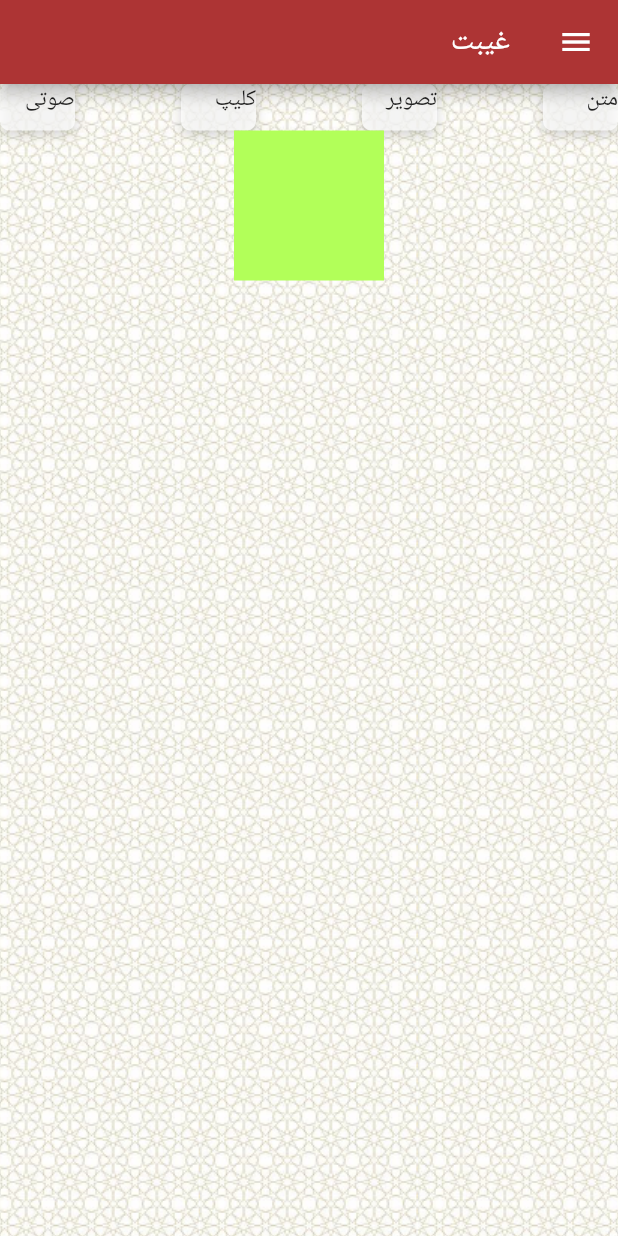
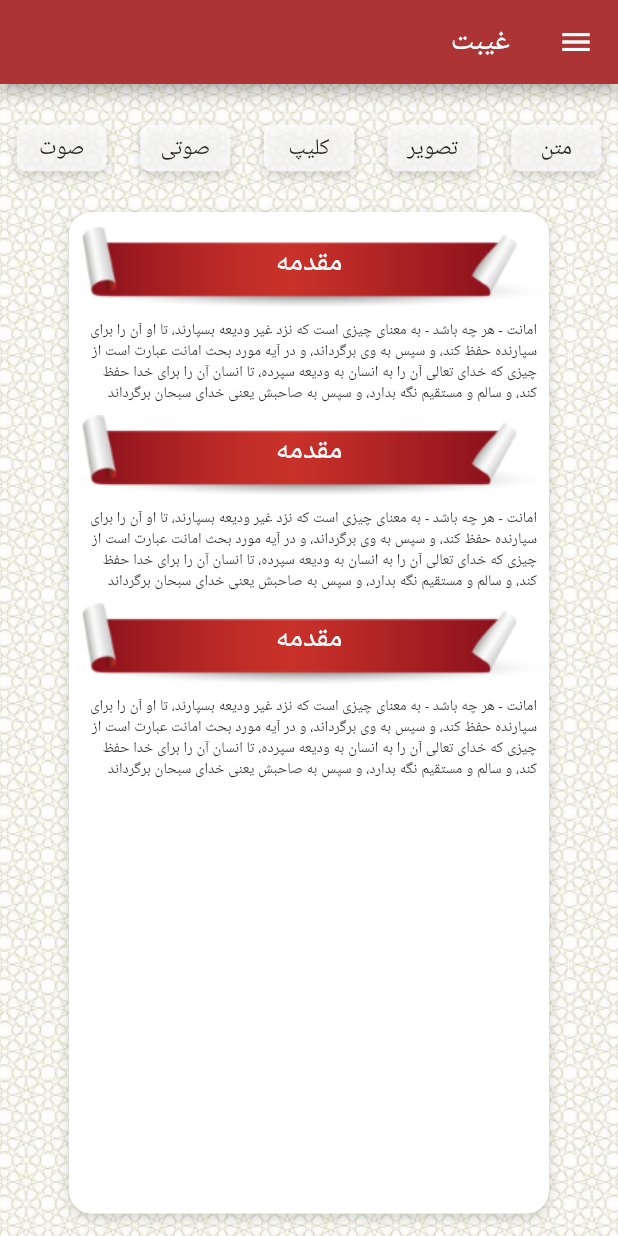
Before and after one commit to F-anjom/flutter_proje, a Flutter app: the screen it shows after launch, on a phone screen of 412 x 824 dp. Run offline on Flutter 3.47's test engine with Material 2 defaults, Android fonts, the phone set to English and light mode, and no system bars.

Commit message:
طراحی صفخه ی متن

```diff
--- a/lib/MatnPage.dart
+++ b/lib/MatnPage.dart
@@ -35,43 +35,126 @@ class MatnPage extends StatelessWidget {
                 ),
                 Column(
                   children: [
-                    Row(
-                      mainAxisAlignment: MainAxisAlignment.spaceBetween,
-                      children: [
-                        kadr(
-                          title: "متن"
+                    Expanded(
+                      flex: 1,
+                      child: Row(
+                          mainAxisAlignment: MainAxisAlignment.spaceAround,
+                          children: [
+                            kadr(title: "متن"),
+                            kadr(title: "تصویر"),
+                            kadr(title: "کلیپ"),
+                            kadr(title: "صوتی"),
+                            kadr(title: "صوت")
+                          ]),
+                    ),
+                    Expanded(
+                      flex: 8,
+                      child: Padding(
+                        padding: const EdgeInsets.only(bottom: 15),
+                        child: Container(
+                          height: 100,
+                          width: 320,
+                          decoration: BoxDecoration(
+                            borderRadius: BorderRadius.circular(15.0),
+                            color: const Color(0xffffffff),
+                            boxShadow: [
+                              BoxShadow(
+                                color: const Color(0x29000000),
+                                offset: Offset(0, 3),
+                                blurRadius: 6,
+                              ),
+                            ],
+                          ),
+                          child: Column(
+                            children: [
+                              Padding(
+                                padding: const EdgeInsets.only(top: 10),
+                                child: Stack(
+                                  children: [
+                                    Image.asset("assets/images/asset1.png"),
+                                    Padding(
+                                      padding: const EdgeInsets.only(top: 10),
+                                      child: Center(
+                                          child: Text(
+                                        "مقدمه",
+                                        style: TextStyle(
+                                            color: Colors.white, fontSize: 20),
+                                      )),
+                                    )
+                                  ],
+                                ),
+                              ),
+                              Padding(
+                                padding: const EdgeInsets.all(8.0),
+                                child: Text(
+                                    "امانت - هر چه باشد - به معناى چيزى است كه نزد غير وديعه بسپارند، تا او آن را براى سپارنده حفظ كند، و سپس به وى برگرداند، و در آيه مورد بحث امانت عبارت است از چيزى كه خداى تعالى آن را به انسان به وديعه سپرده، تا انسان آن را براى خدا حفظ كند، و سالم و مستقيم نگه بدارد، و سپس به صاحبش يعنى خداى سبحان برگرداند",
+                                style: TextStyle(
+                                  fontSize:10
+                                ),),
+                              ),
+                              Stack(
+                                children: [
+                                  Image.asset("assets/images/asset1.png"),
+                                  Padding(
+                                    padding: const EdgeInsets.only(top: 10),
+                                    child: Center(
+                                        child: Text(
+                                      "مقدمه",
+                                      style: TextStyle(
+                                          color: Colors.white, fontSize: 20),
+                                    )),
+                                  )
+                                ],
+                              ),
+                              Padding(
+                                padding: const EdgeInsets.all(8.0),
+                                child: Text(
+                                    "امانت - هر چه باشد - به معناى چيزى است كه نزد غير وديعه بسپارند، تا او آن را براى سپارنده حفظ كند، و سپس به وى برگرداند، و در آيه مورد بحث امانت عبارت است از چيزى كه خداى تعالى آن را به انسان به وديعه سپرده، تا انسان آن را براى خدا حفظ كند، و سالم و مستقيم نگه بدارد، و سپس به صاحبش يعنى خداى سبحان برگرداند",
+                                style: TextStyle(
+                                  fontSize: 10
+                                ),),
+                              ),
+                              Stack(
+                                children: [
+                                  Image.asset("assets/images/asset1.png"),
+                                  Padding(
+                                    padding: const EdgeInsets.only(top: 10),
+                                    child: Center(
+                                        child: Text(
+                                      "مقدمه",
+                                      style: TextStyle(
+                                          color: Colors.white, fontSize: 20),
+                                    )),
+                                  )
+                                ],
+                              ),
+                              Padding(
+                                padding: const EdgeInsets.all(8.0),
+                                child: Text(
+                                    "امانت - هر چه باشد - به معناى چيزى است كه نزد غير وديعه بسپارند، تا او آن را براى سپارنده حفظ كند، و سپس به وى برگرداند، و در آيه مورد بحث امانت عبارت است از چيزى كه خداى تعالى آن را به انسان به وديعه سپرده، تا انسان آن را براى خدا حفظ كند، و سالم و مستقيم نگه بدارد، و سپس به صاحبش يعنى خداى سبحان برگرداند",
+                                style: TextStyle(
+                                  fontSize: 10
+                                ),
+                                ),
+                              ),
+                            ],
+                          ),
                         ),
-                        kadr(
-                          title: "تصویر"
-                        ),
-                        kadr(
-                          title: "کلیپ"
-                        ),
-                        kadr(
-                          title: "صوتی"
-                        ),
-                       ]
+                      ),
                     ),
-                    Container(
-                      width: 100,
-                      height: 100,
-                      color: Colors.lightGreenAccent,
-                    )
-
                   ],
                 ),
 
 //            Center(child: Text(""))
               ]),
-            )
-        )
-    );
+            )));
   }
-  Widget kadr({String title = ""}){
+
+  Widget kadr({String title = ""}) {
     return Container(
-      child: Text(title),
+      child: Center(child: Text(title)),
       height: 31.0,
-      width: 50,
+      width: 60,
       decoration: BoxDecoration(
         borderRadius: BorderRadius.circular(6.0),
         color: const Color(0xbdffffff),
--- a/pubspec.yaml
+++ b/pubspec.yaml
@@ -47,7 +47,8 @@ flutter:
 
   # To add assets to your application, add an assets section, like this:
   assets:
-    - assets/images/backgrandimage.png
+    - assets/images/
+#    - assets/images/backgrandimage.png
   #   - images/a_dot_burr.jpeg
   #   - images/a_dot_ham.jpeg
 
```
Also changed, not shown: assets/images/asset1.png (added).
